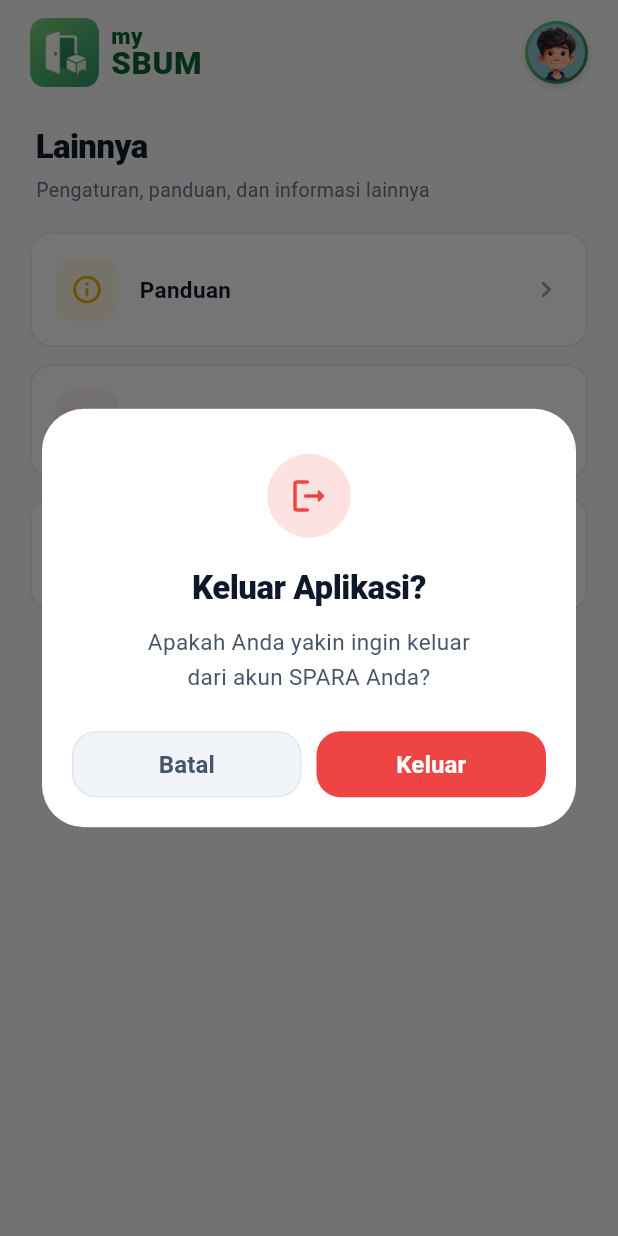
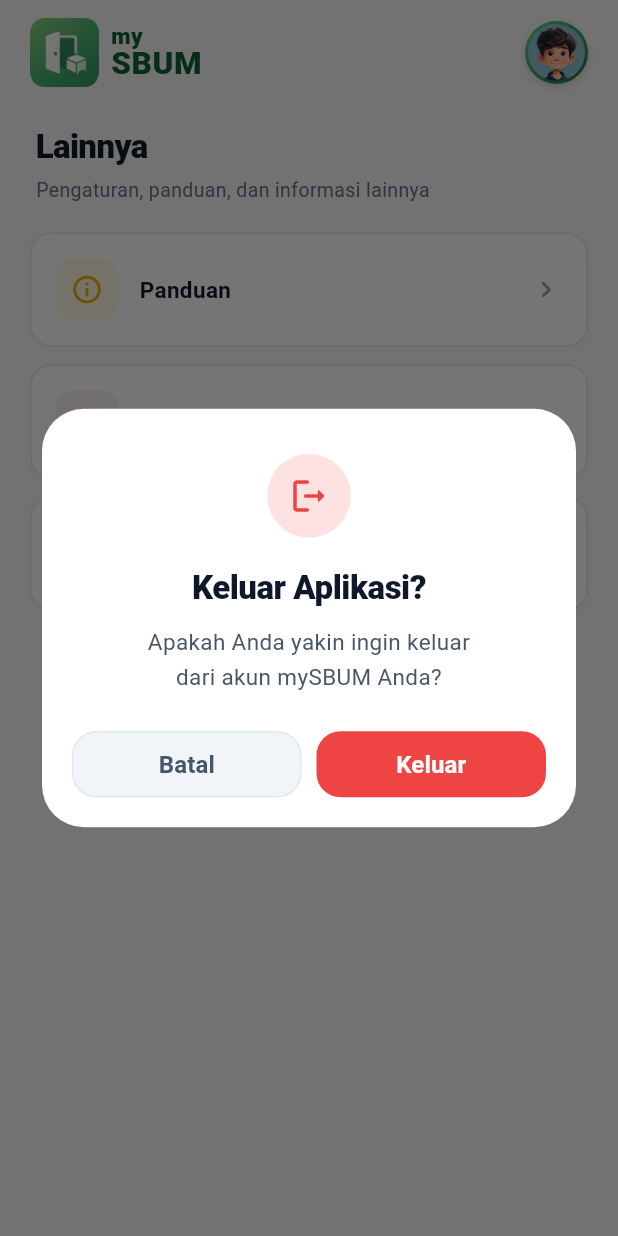
Before and after one commit to my-SBUM/my-SBUM, a Flutter app: the LainnyaScreen screen opened by its route, after a tap on "Keluar", on a phone screen of 412 x 824 dp. Run offline on Flutter 3.47's test engine with Material 3 defaults, Android fonts, the phone set to English and light mode, and no system bars; our stand-ins replace flutter_svg.

Commit message:
fix(mobile): replace leftover SPARA branding with mySBUM

```diff
--- a/mobile/lib/fitur/aksi/layar_keluar.dart
+++ b/mobile/lib/fitur/aksi/layar_keluar.dart
@@ -71,7 +71,7 @@ class LogoutDialogPage extends StatelessWidget {
 
             // Deskripsi
             const Text(
-              'Apakah Anda yakin ingin keluar\ndari akun SPARA Anda?',
+              'Apakah Anda yakin ingin keluar\ndari akun mySBUM Anda?',
               textAlign: TextAlign.center,
               style: TextStyle(fontSize: 15, color: _C.muted, height: 1.5),
             ),
```
